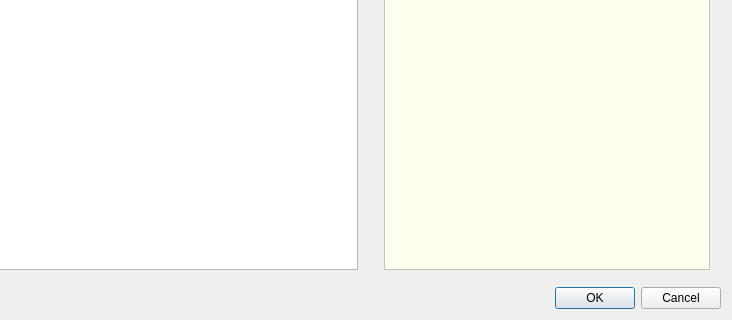
The window that RTA/CaseScriptConfigure.ui (pengjianaixue/DotNetCallNativePythonMethod) describes before a commit, drawn with Qt 5; both pictures show x 434 to 1166 and y 324 to 644 of the 1166 by 644 pixel window.
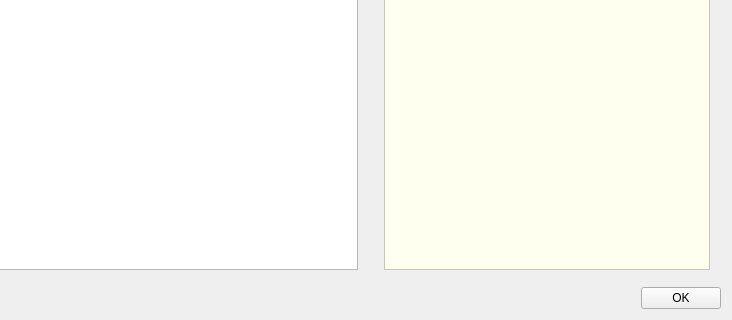
The same window after the commit. Icons and pictures are not drawn.

Commit message: Add case list run and UI change

Patch:
```diff
--- a/RTA/CaseScriptConfigure.ui
+++ b/RTA/CaseScriptConfigure.ui
@@ -493,15 +493,9 @@
         </spacer>
        </item>
        <item>
-        <widget class="QDialogButtonBox" name="buttonBox">
-         <property name="sizePolicy">
-          <sizepolicy hsizetype="Minimum" vsizetype="Minimum">
-           <horstretch>0</horstretch>
-           <verstretch>0</verstretch>
-          </sizepolicy>
-         </property>
-         <property name="standardButtons">
-          <set>QDialogButtonBox::Cancel|QDialogButtonBox::Ok</set>
+        <widget class="QPushButton" name="pushButton_ok">
+         <property name="text">
+          <string>OK</string>
          </property>
         </widget>
        </item>
```
The commit also changes 27 other files.
